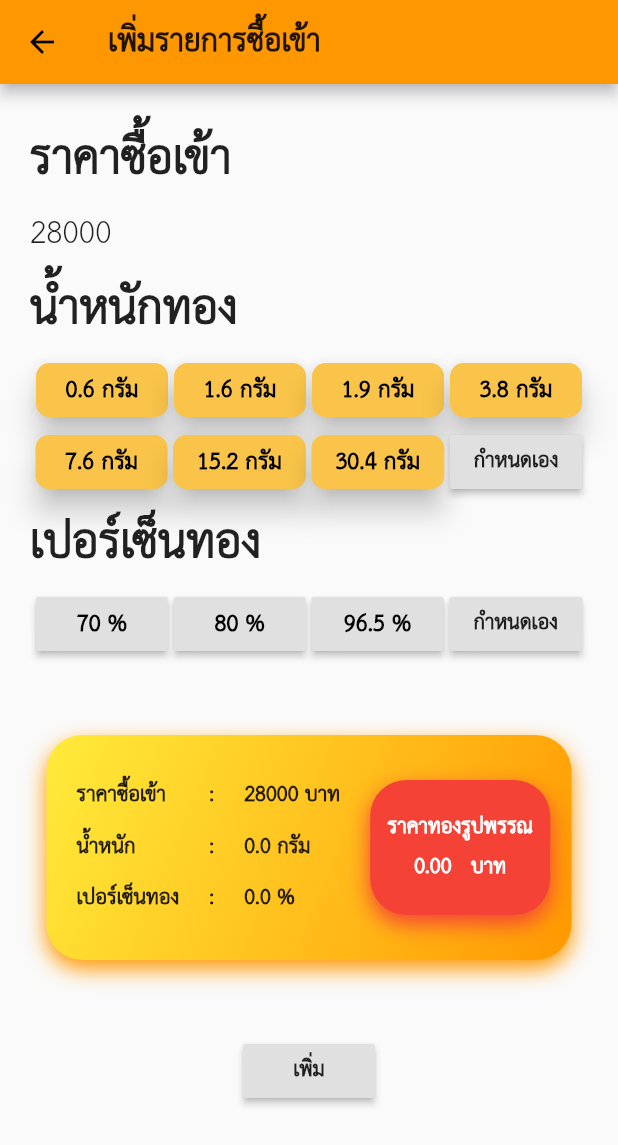
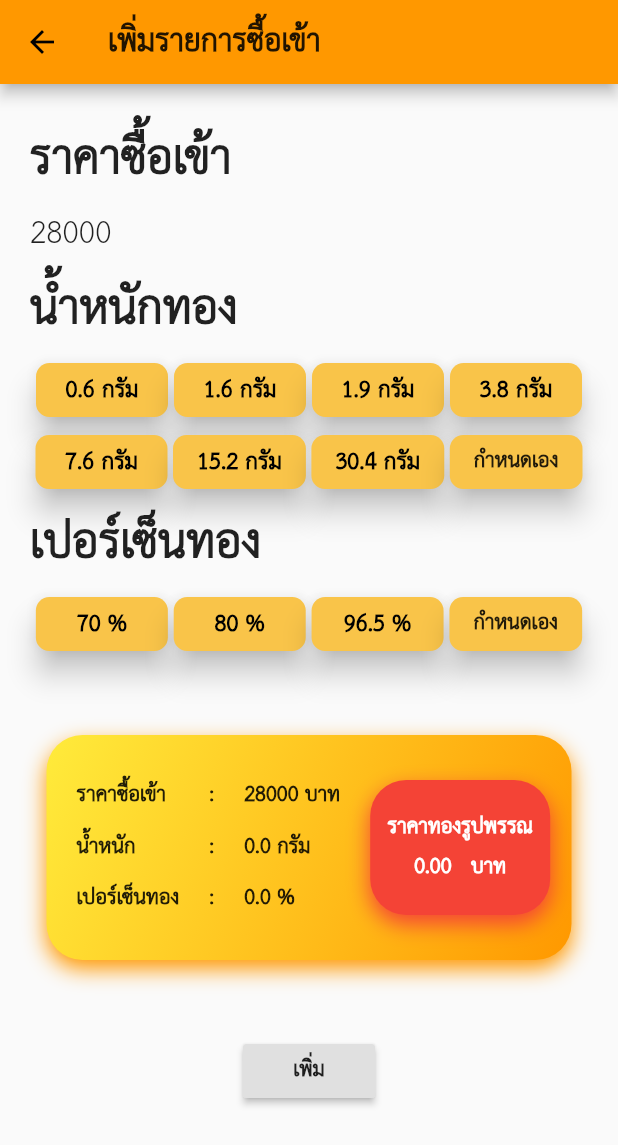
Before and after one commit to jkpctn/my_gold, a Flutter app: the AddBuyOrderScreen screen opened by its route, on a phone screen of 412 x 824 dp. Shown: the top 1145 px of the screen. Run offline on Flutter 3.47's test engine with Material 2 defaults, Android fonts, the phone set to English and light mode, and no system bars; our stand-ins replace numberpicker.

Commit message:
class start 21/10/2020

```diff
--- a/lib/presentation/add_buy_order_screen.dart
+++ b/lib/presentation/add_buy_order_screen.dart
@@ -194,13 +194,15 @@ class _AddBuyOrderScreenState extends State<AddBuyOrderScreen> {
                   selectButton('15.2 กรัม', 15.2, isSelectedWeight(15.2)),
                   selectButton('30.4 กรัม', 30.4, isSelectedWeight(30.4)),
                   RaisedButton(
+                    elevation: btnElevation,
+                    shape: selectButtonShape,
                     child: Text(
                       'กำหนดเอง',
                       style: isCustomWeight(weight)
                           ? (smaller_decorationText)
                           : smaller_detailText,
                     ),
-                    color: isCustomWeight(weight) ? (Colors.blue) : null,
+                    color: isCustomWeight(weight) ? selectedBtn : unSelectedBtn,
                     onPressed: () => _showCustomWeight(),
                   )
                 ],
@@ -217,6 +219,8 @@ class _AddBuyOrderScreenState extends State<AddBuyOrderScreen> {
                   selectGoldButton(
                       '96.5 %', 96.5, isSelectedGoldPercentage(96.5)),
                   RaisedButton(
+                    elevation: btnElevation,
+                    shape: selectButtonShape,
                     child: Text(
                       'กำหนดเอง',
                       style: isCustomGoldPercentage(goldPercentage)
@@ -224,8 +228,8 @@ class _AddBuyOrderScreenState extends State<AddBuyOrderScreen> {
                           : smaller_detailText,
                     ),
                     color: isCustomGoldPercentage(goldPercentage)
-                        ? (Colors.blue)
-                        : null,
+                        ? selectedBtn
+                        : unSelectedBtn,
                     onPressed: () => _showCustomGoldPercentage(),
                   )
                 ],
@@ -262,12 +266,10 @@ class _AddBuyOrderScreenState extends State<AddBuyOrderScreen> {
     return Container(
       //color: isSelectedWeight ? (Colors.blue) : null,
       child: RaisedButton(
-        elevation: 8,
-        shape: RoundedRectangleBorder(
-          borderRadius: BorderRadius.circular(9.0),
-        ),
+        elevation: btnElevation,
+        shape: selectButtonShape,
         // side: BorderSide(color: Colors.red)),
-        color: isSelectedWeight ? (Colors.blue) : Color(0xffF9C449),
+        color: isSelectedWeight ? selectedBtn : unSelectedBtn,
         child: Text(
           title,
           style: TextStyle(
@@ -285,7 +287,9 @@ class _AddBuyOrderScreenState extends State<AddBuyOrderScreen> {
     return Container(
       //color: isSelectedWeight ? (Colors.blue) : null,
       child: RaisedButton(
-        color: isSelectedWeight ? (Colors.blue) : null,
+        elevation: btnElevation,
+        shape: selectButtonShape,
+        color: isSelectedWeight ? selectedBtn : unSelectedBtn,
         child: Text(
           title,
           style: TextStyle(
--- a/lib/presentation/style.dart
+++ b/lib/presentation/style.dart
@@ -12,3 +12,10 @@ const TextStyle decorationText =
     TextStyle(fontSize: 25, fontWeight: FontWeight.w800, color: Colors.white);
 const TextStyle smaller_decorationText =
     TextStyle(fontSize: 20, fontWeight: FontWeight.w800, color: Colors.white);
+//button
+const double btnElevation = 8;
+const Color selectedBtn = Colors.blue;
+const Color unSelectedBtn = Color(0xffF9C449);
+RoundedRectangleBorder selectButtonShape = RoundedRectangleBorder(
+          borderRadius: BorderRadius.circular(9.0),
+        );
```
Also changed, not shown: lib/presentation/edit_buy_order_screen.dart (+13 -5 lines), pubspec.lock.
